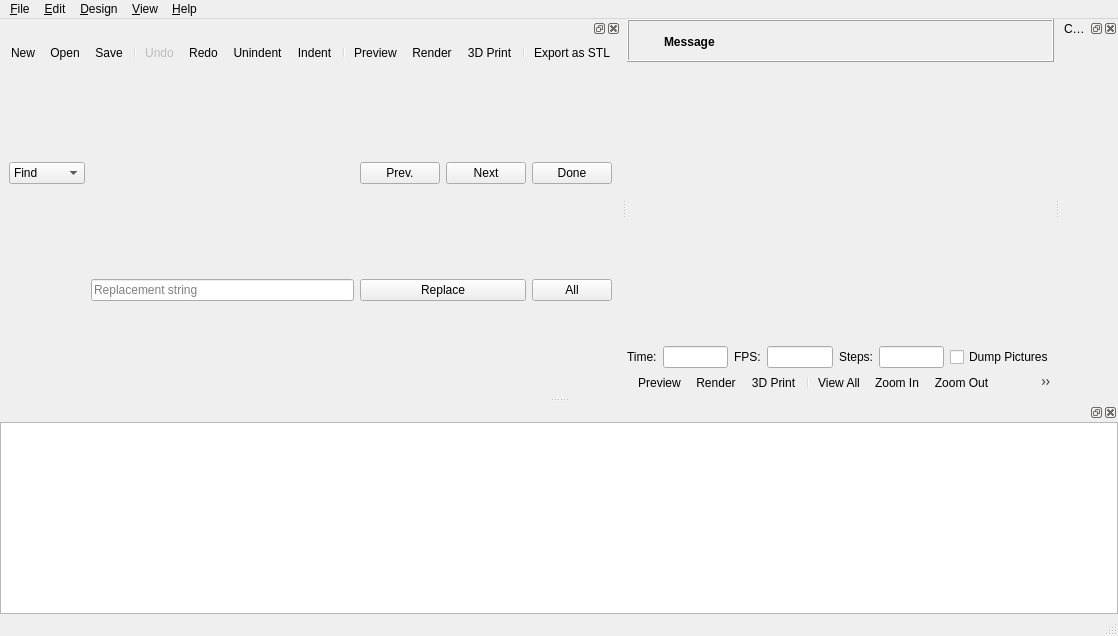
Qt form src/MainWindow.ui (openscad/openscad) before a commit.
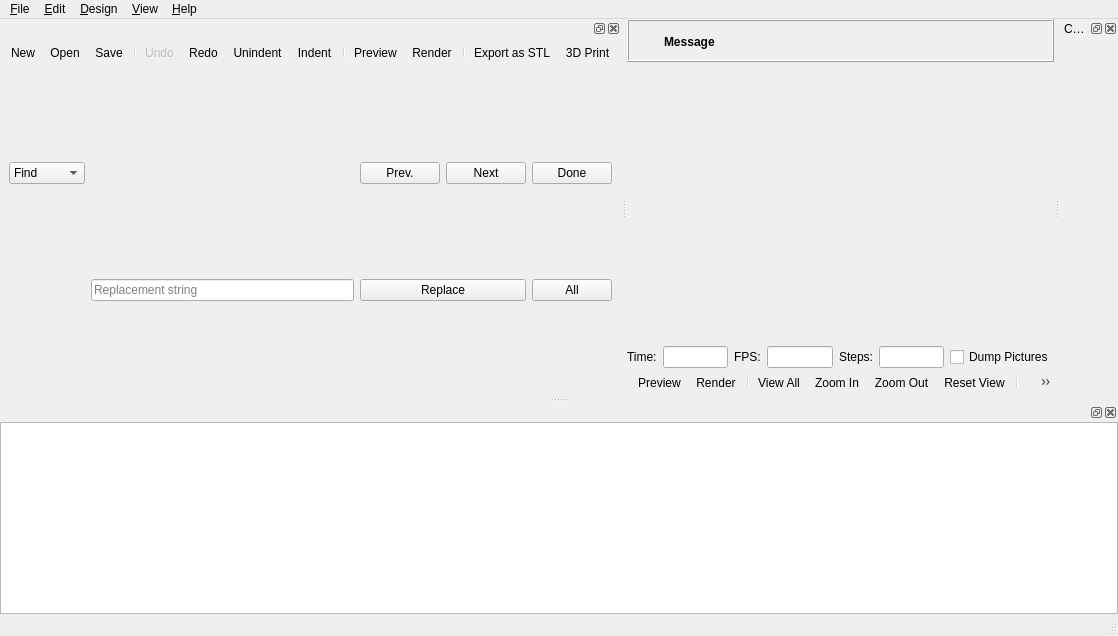
The same form after that commit. Icons and pictures are not drawn. Custom widgets are drawn as their Qt base class.

Commit message: Shuffle keyboard shortcuts, Export STL = F7, 3D Print = F8.

```diff
--- a/src/MainWindow.ui
+++ b/src/MainWindow.ui
@@ -236,7 +236,6 @@
         <widget class="QToolBar" name="viewerToolBar">
          <addaction name="designActionPreview"/>
          <addaction name="designActionRender"/>
-         <addaction name="designAction3DPrint"/>
          <addaction name="separator"/>
          <addaction name="viewActionViewAll"/>
          <addaction name="viewActionZoomIn"/>
@@ -465,9 +464,9 @@
        <addaction name="separator"/>
        <addaction name="designActionPreview"/>
        <addaction name="designActionRender"/>
-       <addaction name="designAction3DPrint"/>
        <addaction name="separator"/>
        <addaction name="fileActionExportSTL"/>
+       <addaction name="designAction3DPrint"/>
       </widget>
      </item>
      <item>
```
Left out of the diff: 5 changed lines with no effect on the pictures.
